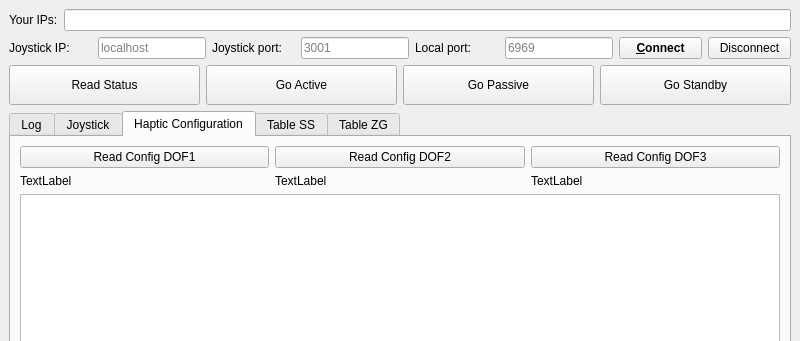
Above: src/main_window.ui from gianmaria/smarter-gui-demo before the change; both pictures show x 0 to 800 and y 0 to 341 of the 800 by 600 pixel window. Below: the same form after it.
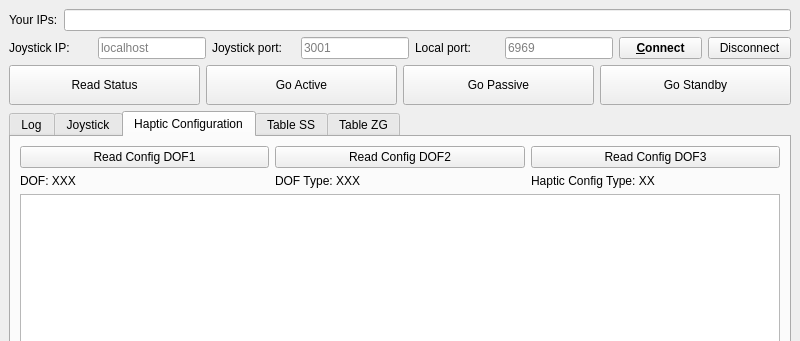
That is the form after the change. The open tabs and pages were chosen to show the change. Custom widgets are drawn as their Qt base class.

Commit message: added labels in the aptic Configuration tab for better displaing of dof type and such

The edit to the form file:
```diff
--- a/src/main_window.ui
+++ b/src/main_window.ui
@@ -694,21 +694,21 @@
             <item>
              <widget class="QLabel" name="label_7">
               <property name="text">
-               <string>TextLabel</string>
+               <string>DOF: XXX</string>
               </property>
              </widget>
             </item>
             <item>
              <widget class="QLabel" name="label_6">
               <property name="text">
-               <string>TextLabel</string>
+               <string>DOF Type: XXX</string>
               </property>
              </widget>
             </item>
             <item>
              <widget class="QLabel" name="label_5">
               <property name="text">
-               <string>TextLabel</string>
+               <string>Haptic Config Type: XX</string>
               </property>
              </widget>
             </item>
```
Left out of the diff: 56 changed lines with no effect on the pictures. The commit also changes 2 other files.
